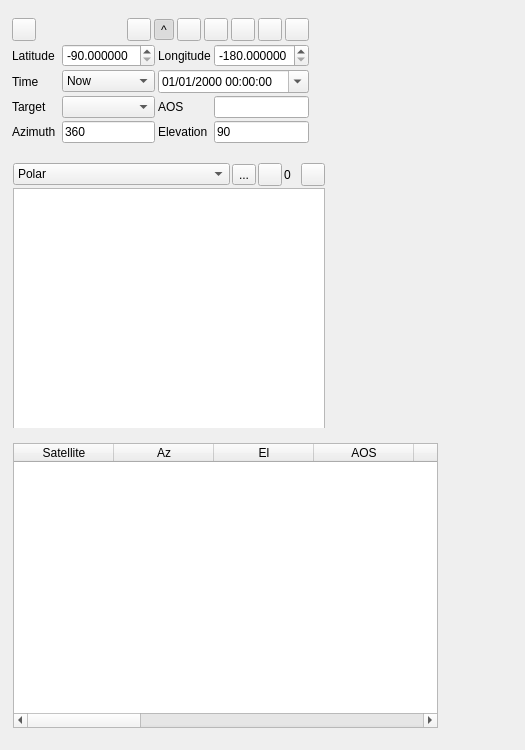
First picture: the form in plugins/feature/satellitetracker/satellitetrackergui.ui, repository f4exb/sdrangel, before the edit.
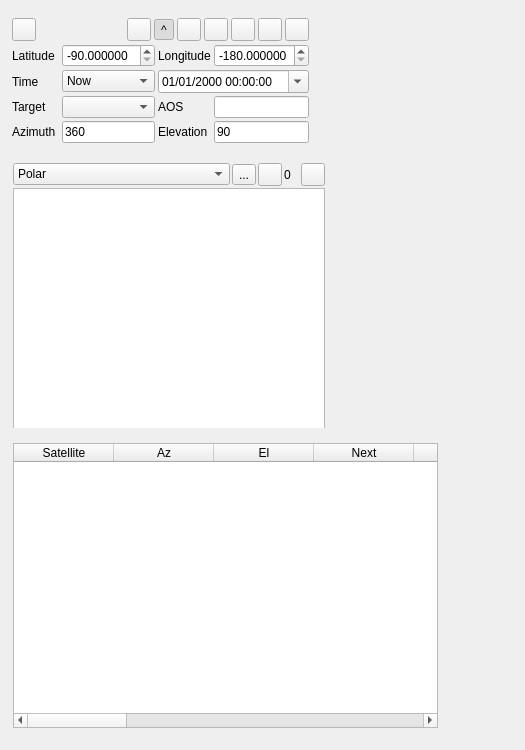
Second picture: the form after the edit. Icons and pictures are not drawn. Custom widgets are drawn as their Qt base class.

Commit message: add new columns to satellite tracker table (time to next event, pass duration),

The edit to the form file:
```diff
--- a/plugins/feature/satellitetracker/satellitetrackergui.ui
+++ b/plugins/feature/satellitetracker/satellitetrackergui.ui
@@ -580,6 +580,16 @@
         <string>Elevation in degrees to satellite from antenna location</string>
        </property>
       </column>
+      <column>
+       <property name="text">
+        <string>Next</string>
+       </property>
+      </column>
+      <column>
+       <property name="text">
+        <string>Dur</string>
+       </property>
+      </column>
       <column>
        <property name="text">
         <string>AOS</string>
```
The commit also changes 3 other files.
